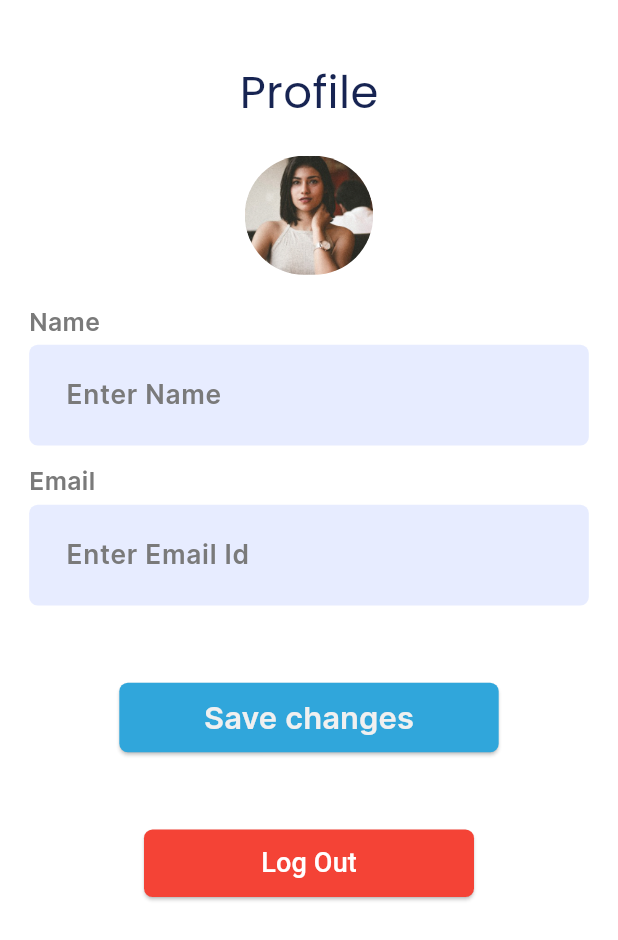
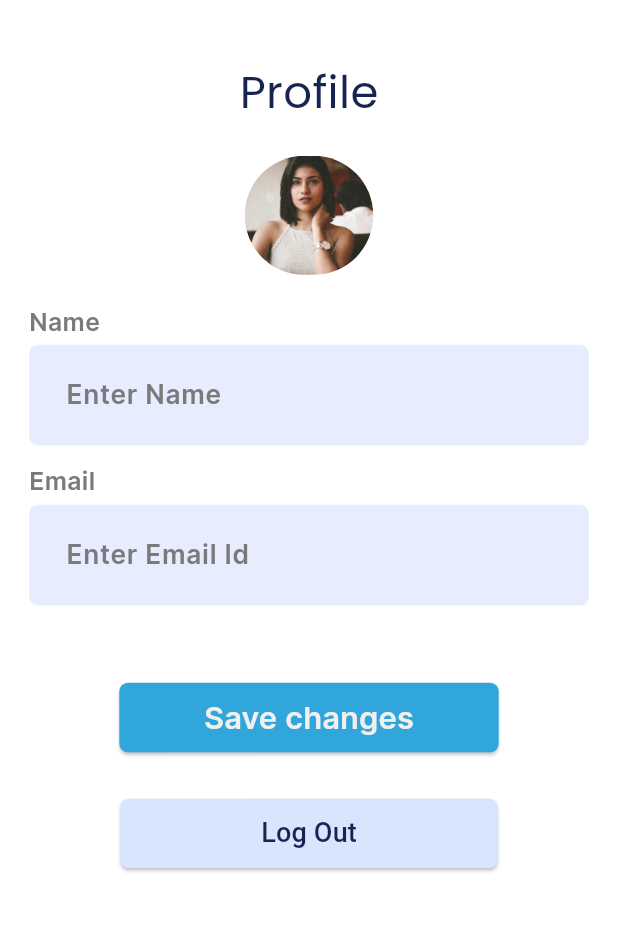
Before and after one commit to sandeshshinde30/EduConsult, a Flutter app: the ConsulteeProfilePage screen opened directly, on a phone screen of 412 x 824 dp. Shown: the top 940 px of the screen. Run offline on Flutter 3.47's test engine with Material 3 defaults, Android fonts, the light colour scheme and no system bars; our stand-ins replace cached_network_image, flutter_svg, image_picker, shared_preferences; accounts and stored records are empty.

Commit message:
consultee profile login button

```diff
--- a/EduConsult/lib/presentation/consultee_profile_page/consultee_profile_page.dart
+++ b/EduConsult/lib/presentation/consultee_profile_page/consultee_profile_page.dart
@@ -109,11 +109,11 @@ class _ConsulteeProfilePageState extends State<ConsulteeProfilePage> {
                     text: "Save changes",
                     alignment: Alignment.center,
                   ),
-                  SizedBox(height: 50.v),
+                  SizedBox(height: 30.v),
                   Center(
                     child: SizedBox(
-                      height: 45,
-                      width: 220,
+                      height: 45.v,
+                      width: 220.h,
                       child: ElevatedButton(
                         onPressed: () async {
                           prefs.setString("name","");
@@ -131,12 +131,13 @@ class _ConsulteeProfilePageState extends State<ConsulteeProfilePage> {
                           }
                         },
                         style: ButtonStyle(
-                          backgroundColor: MaterialStateProperty.all<Color>(Colors.red),
+                          backgroundColor: MaterialStateProperty.all<Color>(Color(
+                              0xffd7e5fd)),
                         ),
                         child: Text(
                           'Log Out',
                           style: TextStyle(
-                            color: Colors.white,
+                            color: Color(0xff172452),
                             fontSize: 18,
                           ),
                         ),
```
